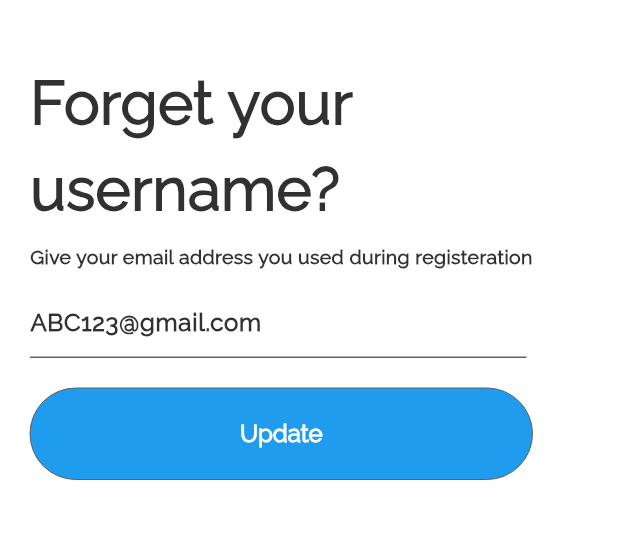
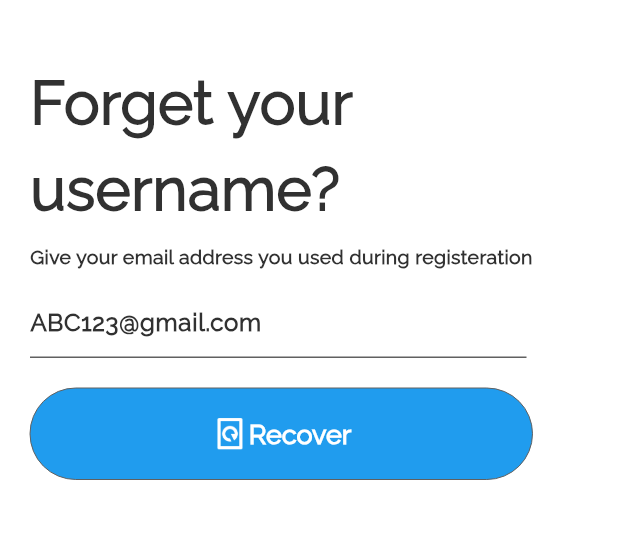
Before and after one commit to m-ahsan-hameed/newzler, a Flutter app: the screen it shows after launch, on a phone screen of 412 x 824 dp, the part 68-607 px from its top. Run offline on Flutter 3.47's test engine with Material 3 defaults, Android fonts, the phone set to English and light mode, and no system bars; our stand-ins replace font_awesome_flutter, smooth_page_indicator, string_validator.

Commit message:
changes in main Button add widget with text instead of icon

```diff
--- a/analysis_options.yaml
+++ b/analysis_options.yaml
@@ -10,6 +10,8 @@
 analyzer:
   errors:
     deprecated_member_use: ignore
+    must_be_immutable: ignore ignore
+    unnecessary_null_comparison: ignore ignore
 include: package:flutter_lints/flutter.yaml
 
 linter:
--- a/lib/customWidgets/main_button.dart
+++ b/lib/customWidgets/main_button.dart
@@ -1,3 +1,5 @@
+// ignore_for_file: unnecessary_null_comparison
+
 import 'package:flutter/material.dart';
 import 'package:newzler/const/colors.dart';
 
@@ -12,7 +14,7 @@ class MainButton extends StatelessWidget {
   final FontWeight fontWeight;
   final String fontFamily;
   final Color elevationColor;
-  final IconData? leadingIcon;
+  final Widget leadingIcon;
   final Color? iconColor;
   final double iconSize;
   final MainAxisAlignment mainAxisAlignment;
@@ -23,6 +25,7 @@ class MainButton extends StatelessWidget {
   final Color borderColor;
   final Widget spinnerWidget;
   final bool isLoading;
+  final double spaceBetweenTextAndImage;
   const MainButton({
     super.key,
     required this.text,
@@ -35,7 +38,7 @@ class MainButton extends StatelessWidget {
     this.fontWeight = FontWeight.w700,
     this.fontFamily = "Raleway",
     this.elevationColor = mainColor,
-    this.leadingIcon,
+    this.leadingIcon = const SizedBox(),
     this.iconColor,
     this.iconSize = 25,
     this.mainAxisAlignment = MainAxisAlignment.start,
@@ -46,6 +49,7 @@ class MainButton extends StatelessWidget {
     this.buttonWidth,
     this.spinnerWidget = const SizedBox(),
     this.isLoading = false,
+    this.spaceBetweenTextAndImage = 8,
   });
 
   @override
@@ -77,8 +81,8 @@ class MainButton extends StatelessWidget {
           mainAxisAlignment: mainAxisAlignment,
           children: [
             if (leadingIcon != null) ...[
-              Icon(leadingIcon, color: iconColor, size: iconSize),
-              const SizedBox(width: 8),
+              leadingIcon,
+              SizedBox(width: spaceBetweenTextAndImage),
             ],
             isLoading ? spinnerWidget : Text(text),
           ],
--- a/lib/main.dart
+++ b/lib/main.dart
@@ -1,10 +1,5 @@
 import 'package:flutter/material.dart';
 import 'package:newzler/views/ForgotViews/forget_username.dart';
-import 'package:newzler/views/profileSection/email_setting.dart';
-import 'package:newzler/views/profileSection/mobile_screen.dart';
-import 'package:newzler/views/profileSection/profile_screen.dart';
-import 'package:newzler/views/validation/email/change_email_address.dart';
-import 'package:newzler/views/validation/email/email_confirmation.dart';
 
 void main() {
   runApp(const MyApp());
--- a/lib/views/ForgotViews/forget_username.dart
+++ b/lib/views/ForgotViews/forget_username.dart
@@ -6,7 +6,7 @@ import 'package:newzler/customWidgets/main_button.dart';
 import 'package:string_validator/string_validator.dart';
 
 class ForgetUsername extends StatefulWidget {
-  ForgetUsername({super.key});
+  const ForgetUsername({super.key});
 
   @override
   State<ForgetUsername> createState() => _ForgetUsernameState();
@@ -17,7 +17,6 @@ class _ForgetUsernameState extends State<ForgetUsername> {
 
   @override
   void initState() {
-    // TODO: implement initState
     super.initState();
 
     emailController.addListener(() {
@@ -55,7 +54,8 @@ class _ForgetUsernameState extends State<ForgetUsername> {
 
               SizedBox(height: 20),
               MainButton(
-                text: "Update",
+                text: "Recover",
+                fontSize: 18,
                 onPressed: () {
                   if (emailController.text.isEmpty) {
                     ScaffoldMessenger.of(
@@ -73,6 +73,12 @@ class _ForgetUsernameState extends State<ForgetUsername> {
                 buttonHeight: 61,
                 buttonWidth: 335,
                 borderRadius: 50,
+                leadingIcon: Image.asset(
+                  "assets/images/recycle.png",
+                  width: 25,
+                  fit: BoxFit.contain,
+                ),
+                spaceBetweenTextAndImage: 0,
               ),
             ],
           ),
--- a/lib/views/onboarding/on_boarding_slider.dart
+++ b/lib/views/onboarding/on_boarding_slider.dart
@@ -1,3 +1,5 @@
+// ignore_for_file: must_be_immutable
+
 import 'package:flutter/material.dart';
 import 'package:font_awesome_flutter/font_awesome_flutter.dart';
 import 'package:newzler/const/colors.dart';
@@ -80,7 +82,7 @@ class OnBoardingSlider extends StatelessWidget {
               child: MainButton(
                 mainAxisAlignment: MainAxisAlignment.center,
                 mainAxisSize: MainAxisSize.max,
-                leadingIcon: FontAwesomeIcons.solidEnvelope,
+                leadingIcon: Icon(FontAwesomeIcons.solidEnvelope),
                 fontSize: 20,
                 fontWeight: FontWeight.w700,
                 text: "Continue With Email",
--- a/lib/views/onboarding/welcome_screen.dart
+++ b/lib/views/onboarding/welcome_screen.dart
@@ -1,8 +1,6 @@
-import 'package:flutter/cupertino.dart';
 import 'package:flutter/material.dart';
 import 'package:newzler/const/colors.dart';
 import 'package:newzler/customWidgets/main_button.dart';
-import 'package:newzler/views/onboarding/on_boarding_slider.dart';
 
 class WelcomeScreen extends StatelessWidget {
   const WelcomeScreen({super.key});
--- a/lib/views/profileSection/email_setting.dart
+++ b/lib/views/profileSection/email_setting.dart
@@ -17,7 +17,6 @@ class _EmailSettingState extends State<EmailSetting> {
   bool _isContinueLoading = false;
   @override
   void initState() {
-    // TODO: implement initState
     super.initState();
     confirmCodeController.addListener(() {
       setState(() {});
--- a/lib/views/validation/email/email_confirmation.dart
+++ b/lib/views/validation/email/email_confirmation.dart
@@ -17,7 +17,6 @@ class _EmailConfirmationState extends State<EmailConfirmation> {
   bool _isContinueLoading = false;
   @override
   void initState() {
-    // TODO: implement initState
     super.initState();
     confirmCodeController.addListener(() {
       setState(() {});
--- a/lib/views/validation/language_select.dart
+++ b/lib/views/validation/language_select.dart
@@ -1,3 +1,5 @@
+// ignore_for_file: must_be_immutable
+
 import 'package:flutter/material.dart';
 import 'package:newzler/const/colors.dart';
 import 'package:newzler/customWidgets/custom_text_style.dart';
--- a/lib/views/validation/name_update.dart
+++ b/lib/views/validation/name_update.dart
@@ -1,3 +1,5 @@
+// ignore_for_file: must_be_immutable
+
 import 'package:flutter/material.dart';
 import 'package:newzler/customWidgets/custom_input_field.dart';
 import 'package:newzler/customWidgets/custom_text_style.dart';
```
Also changed, not shown: lib/views/ForgotViews/forgot_password.dart (renamed from lib/views/ForgotViews/forgot_username.dart, +11 -2 lines).
